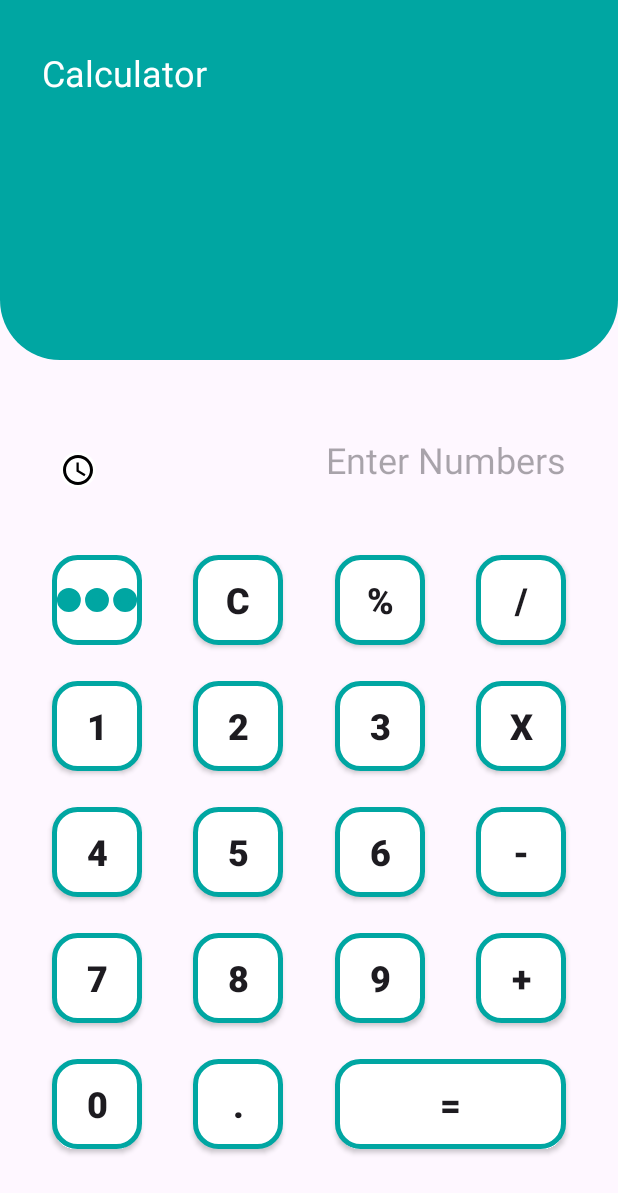
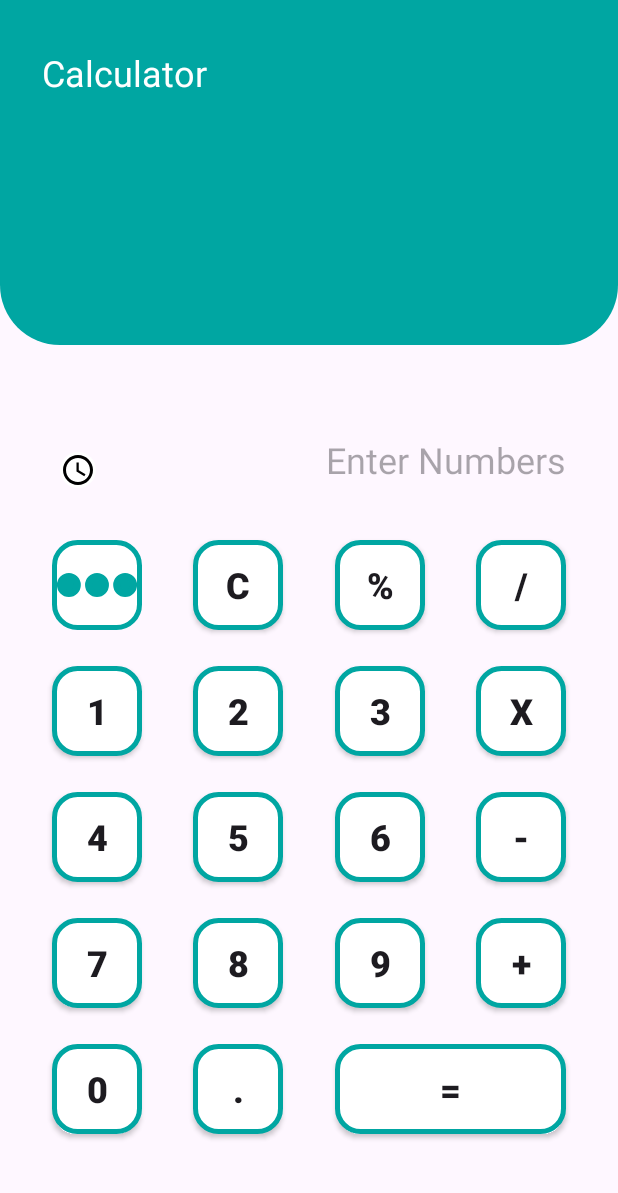
Before and after one commit to maryamohamed/CalculatorUI_ConstraintLayout, an Android app: the screen it shows after launch (MainActivity), on a phone screen of 412 x 824 dp. Shown: the top 1193 px of the screen. Run offline under Robolectric (Android 15) with nearby library versions, the phone set to English and light mode, and no system bars.

Commit message:
some edits in values to make layout validation more suitable

```diff
--- a/app/src/main/res/drawable/rectangle.xml
+++ b/app/src/main/res/drawable/rectangle.xml
@@ -10,7 +10,7 @@
     <item android:state_pressed="true">
         <shape android:shape="rectangle">
             <corners android:radius="15dp"/>
-            <stroke android:color="@color/baseColor" android:width="3dp"/>
+            <stroke android:color="@color/PrimaryColor" android:width="3dp"/>
             <solid android:color="@color/grayColor"/>
         </shape>
     </item>
--- a/app/src/main/res/values/dimens.xml
+++ b/app/src/main/res/values/dimens.xml
@@ -10,7 +10,7 @@
     <dimen name="ValuesHeight">40dp</dimen>
     <dimen name="marginForCalculatorRows">15dp</dimen>
     <dimen name="RectanglesWidthAndHeight">60dp</dimen>
-    <dimen name="ShapeHeight">240dp</dimen>
+    <dimen name="ShapeHeight">230dp</dimen>
     <dimen name="ResultTextSize">48sp</dimen>
     <dimen name="ViewWidthAndHeight">10dp</dimen>
     <dimen name="width16">16dp</dimen>
```
